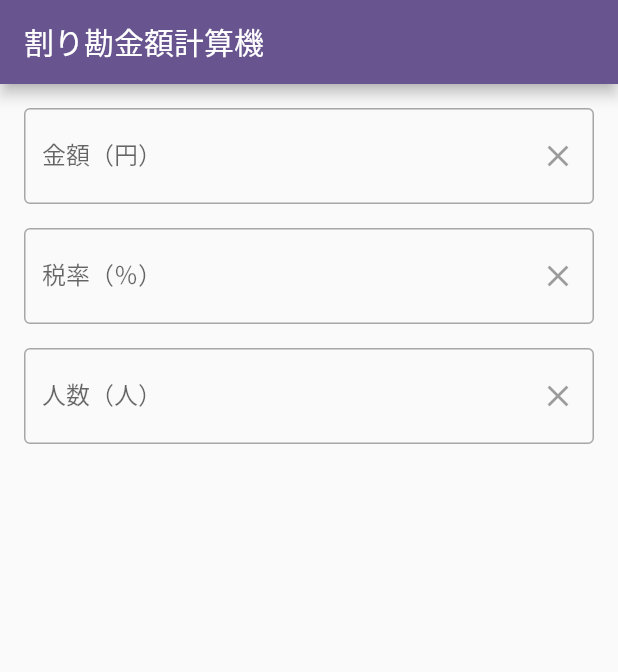
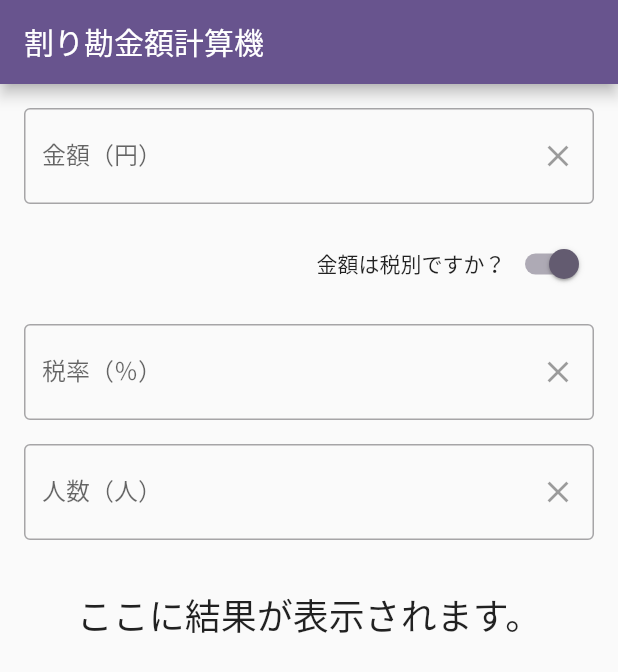
Before and after one commit to momomo0420-lab/warikan_calculator, a Flutter app: the screen it shows after launch, on a phone screen of 412 x 824 dp. Shown: the top 672 px of the screen. Run offline on Flutter 3.47's test engine with Material 2 defaults, Android fonts, the phone set to English and light mode, and no system bars.

Commit message:
Completed to create a ui.

```diff
--- a/lib/ui/warikan_calculator/warikan_calculator_body.dart
+++ b/lib/ui/warikan_calculator/warikan_calculator_body.dart
@@ -26,7 +26,20 @@ class WarikanCalculatorBody extends StatelessWidget {
           ),
           const SizedBox(height: 16.0),
 
+          Row(
+            mainAxisAlignment: MainAxisAlignment.end,
+            children: [
+              const Text('金額は税別ですか？'),
+              Switch(
+                value: true, //TODO: 後で変更
+                onChanged: (tax) {}, //TODO: 後で変更
+              ),
+            ],
+          ),
+          const SizedBox(height: 16.0),
+
           TextFormField(
+            enabled: true, //TODO: 後で変更
             controller: null, //TODO: 後で変更
             keyboardType: TextInputType.number,
             inputFormatters: [FilteringTextInputFormatter.digitsOnly],
@@ -56,6 +69,13 @@ class WarikanCalculatorBody extends StatelessWidget {
               ),
             ),
           ),
+          const SizedBox(height: 32.0),
+
+          //TODO: 後で変更
+          const Text(
+            'ここに結果が表示されます。',
+            style: TextStyle(fontSize: 24.0),
+          ),
         ],
       ),
     );
```
